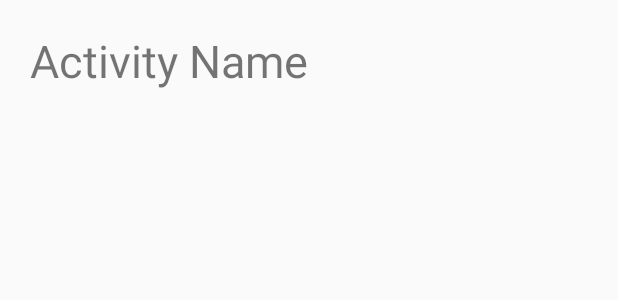
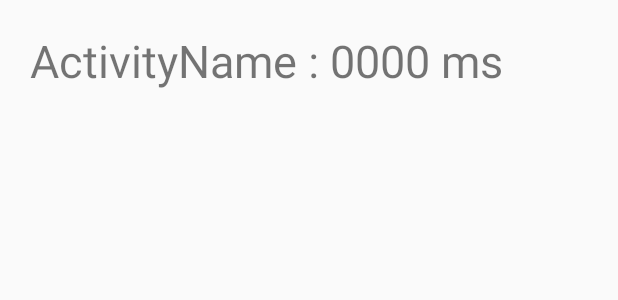
Before and after one commit to Stanworld80/TimeManager, an Android app: the layout activity_item.xml on its own in the app's theme, with its tools: preview values and no code run, on a phone screen of 412 x 824 dp. Shown: the top 300 px of the screen. Run offline under Robolectric (Android 15) with nearby library versions, the phone set to English and light mode, and no system bars.

Commit message:
- adding duration in the historicLayout (via the activity_item) - adding some reformating

```diff
--- a/app/src/main/java/com/pasqualiselle/timemanager/CurrentActivity.java
+++ b/app/src/main/java/com/pasqualiselle/timemanager/CurrentActivity.java
@@ -110,8 +110,10 @@ public class CurrentActivity extends AppCompatActivity {
     }
 
     public void terminateChronometer(View view) {
+
         mChronometer.stop();
         mEndDateTime = mStartDateTime + (SystemClock.elapsedRealtime() - startTime);
+
         ContentValues values = new ContentValues();
         values.put(TimeManagerContract.InstanceEntry.COLUMN_ACTIVITY_ID, mCurrentActivityId);
         values.put(TimeManagerContract.InstanceEntry.COLUMN_START_TIME, mStartDateTime);
@@ -124,7 +126,7 @@ public class CurrentActivity extends AppCompatActivity {
             newUri = getContentResolver().insert(TimeManagerContract.InstanceEntry.CONTENT_URI, values);
         } catch (IllegalArgumentException e) {
 
-            Log.e("MainActivity", "I found an exception while trying to insert instance with values : " + e.getMessage());
+            Log.e("MainActivity", "while trying to insert instance with values : " + e.getMessage());
             newUri = null;
         }
         //Show a toast message depending on whether or not the insertion was successful
--- a/app/src/main/java/com/pasqualiselle/timemanager/data/TimeManagerProvider.java
+++ b/app/src/main/java/com/pasqualiselle/timemanager/data/TimeManagerProvider.java
@@ -100,6 +100,7 @@ public class TimeManagerProvider extends ContentProvider {
                 cursor = database.query(TimeManagerContract.ActivityEntry.TABLE_NAME, projection, selection, selectionArgs,
                         null, null, sortOrder);
                 break;
+
             case INSTANCES:
                 cursor = database.query(TimeManagerContract.InstanceEntry.TABLE_NAME, projection, selection, selectionArgs,
                         null, null, sortOrder);
@@ -118,10 +119,11 @@ public class TimeManagerProvider extends ContentProvider {
                 selectionArgs = new String[]{String.valueOf(ContentUris.parseId(uri))};
 
                 // This will perform a query on the ACTIVITIES table where the _id equals 3 to return a
-                // Cursor containing that row of the table.
+                // Cursor containing that row of the table
                 cursor = database.query(TimeManagerContract.ActivityEntry.TABLE_NAME, projection, selection, selectionArgs,
                         null, null, sortOrder);
                 break;
+
             default:
                 throw new IllegalArgumentException("Cannot query unknown URI " + uri);
 
@@ -170,17 +172,26 @@ public class TimeManagerProvider extends ContentProvider {
         Uri result;
         SQLiteDatabase database = mTimeManagerDbHelper.getReadableDatabase();
 
-        Log.d(LOG_TAG, "getOrInsertActivity: trying with :"+uri +" and name:"+ values.getAsString(TimeManagerContract.ActivityEntry.COLUMN_ACTIVITY_NAME));
+        Log.d(LOG_TAG, "getOrInsertActivity: trying with :" + uri + " and name:" + values.getAsString(TimeManagerContract.ActivityEntry.COLUMN_ACTIVITY_NAME));
 
         String[] projection = {
                 TimeManagerContract.ActivityEntry._ID,
                 TimeManagerContract.ActivityEntry.COLUMN_ACTIVITY_NAME
         };
-        String[] selectionArgs = new String[]{values.getAsString(TimeManagerContract.ActivityEntry.COLUMN_ACTIVITY_NAME)};
+
+        String[] selectionArgs = new String[]{
+                values.getAsString(TimeManagerContract.ActivityEntry.COLUMN_ACTIVITY_NAME)
+        };
+
         String selection = TimeManagerContract.ActivityEntry.COLUMN_ACTIVITY_NAME + " LIKE ?";
 
-        Cursor cursor = database.query(TimeManagerContract.ActivityEntry.TABLE_NAME, projection, selection, selectionArgs,
-                null, null, null);
+        Cursor cursor = database.query(TimeManagerContract.ActivityEntry.TABLE_NAME,
+                                        projection,
+                                        selection,
+                                        selectionArgs,
+                                 null,
+                                  null,
+                                 null);
 
         int nbActivityWithThatName = cursor.getCount();
         if (nbActivityWithThatName == 1) {
@@ -192,10 +203,10 @@ public class TimeManagerProvider extends ContentProvider {
             return result;
         } else {
             /*
-            ** TODO : should throw a error exception here ,
-            ** because there should be only 1 or 0 activity
-            ** with a name in the base ortherway it is very strange .
-            */
+             ** TODO : should throw a error exception here ,
+             ** because there should be only 1 or 0 activity
+             ** with a name in the base it is very strange .
+             */
             return null;
         }
     }
@@ -217,7 +228,7 @@ public class TimeManagerProvider extends ContentProvider {
 
         long id = database.insert(TimeManagerContract.ActivityEntry.TABLE_NAME, null, values);
 
-        //If the id is -1, then the insertion failed. Logan error and return null
+        //If the id is -1, then the insertion failed. Log an error and return null
         if (id == -1) {
 
             Log.e(LOG_TAG, "Failed to insert row for " + uri);
--- a/app/src/main/res/layout/activity_item.xml
+++ b/app/src/main/res/layout/activity_item.xml
@@ -1,15 +1,27 @@
 <?xml version="1.0" encoding="utf-8"?>
 <LinearLayout xmlns:android="http://schemas.android.com/apk/res/android"
-    android:orientation="vertical" android:layout_width="match_parent"
+    android:layout_width="match_parent"
     android:layout_height="match_parent">
 
 
     <TextView
         android:id="@+id/activityNameTextView"
-        android:layout_width="match_parent"
+        android:layout_width="wrap_content"
+        android:minWidth="200dp"
         android:layout_height="match_parent"
+        android:layout_marginLeft="20dp"
         android:layout_marginTop="20dp"
-        android:layout_marginLeft="20dp"
-        android:text="Activity Name"
-        android:textSize="30sp"/>
+        android:text="ActivityName : "
+        android:textSize="30sp" />
+
+    <TextView
+        android:id="@+id/durationTextView"
+        android:layout_width="wrap_content"
+        android:layout_height="match_parent"
+        android:layout_marginRight="20dp"
+        android:layout_marginTop="20dp"
+        android:text="0000 ms"
+        android:textSize="30sp" />
+
+
 </LinearLayout>
```
